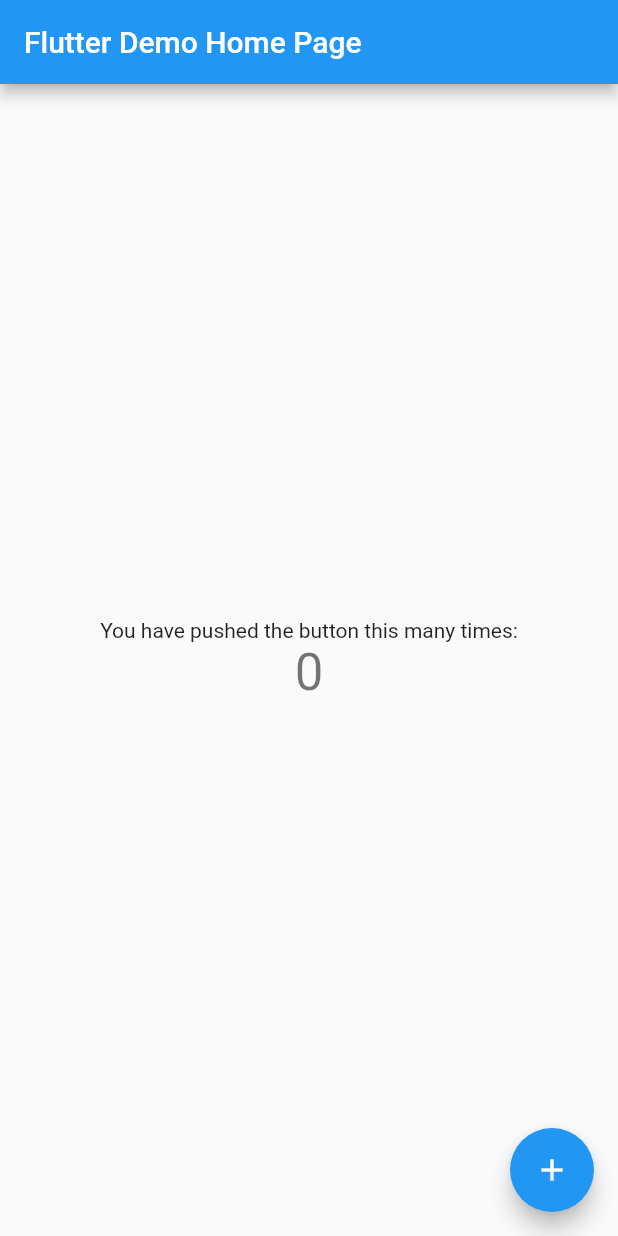
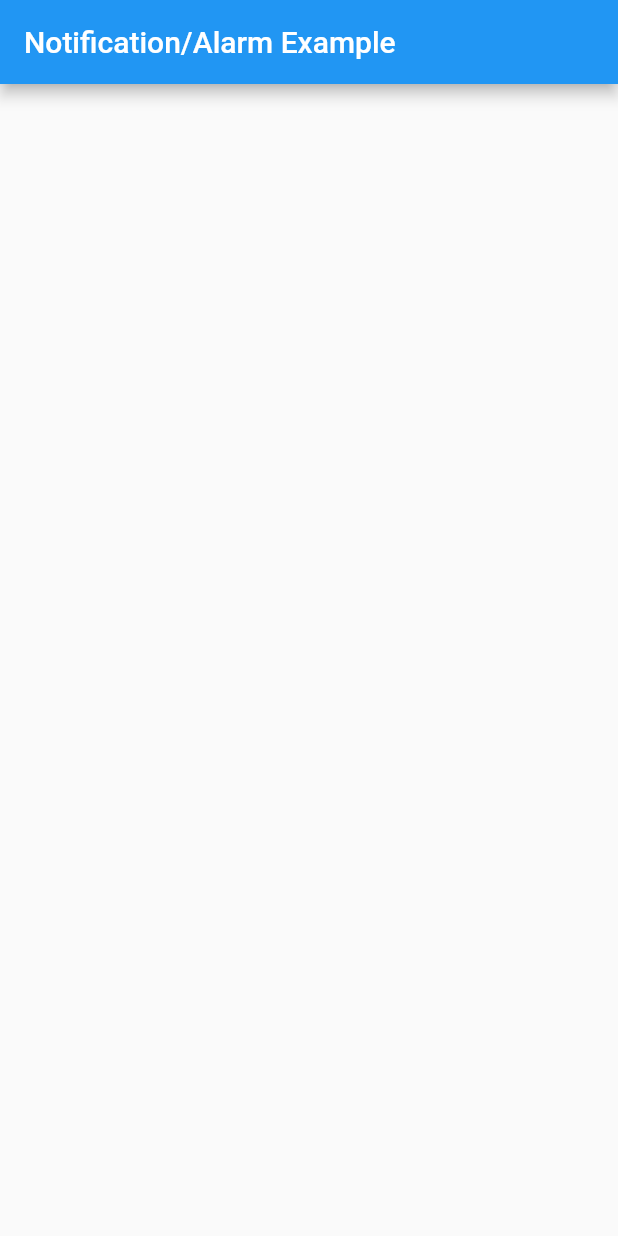
Before and after one commit to tensor-programming/flutter_notification_live_stream, a Flutter app: the screen it shows after launch, on a phone screen of 412 x 824 dp. Run offline on Flutter 3.47's test engine with Material 2 defaults, Android fonts, the phone set to English and light mode, and no system bars.

Commit message:
clear out project

```diff
--- a/lib/main.dart
+++ b/lib/main.dart
@@ -3,109 +3,24 @@ import 'package:flutter/material.dart';
 void main() => runApp(MyApp());
 
 class MyApp extends StatelessWidget {
-  // This widget is the root of your application.
   @override
   Widget build(BuildContext context) {
     return MaterialApp(
       title: 'Flutter Demo',
-      theme: ThemeData(
-        // This is the theme of your application.
-        //
-        // Try running your application with "flutter run". You'll see the
-        // application has a blue toolbar. Then, without quitting the app, try
-        // changing the primarySwatch below to Colors.green and then invoke
-        // "hot reload" (press "r" in the console where you ran "flutter run",
-        // or simply save your changes to "hot reload" in a Flutter IDE).
-        // Notice that the counter didn't reset back to zero; the application
-        // is not restarted.
-        primarySwatch: Colors.blue,
-      ),
-      home: MyHomePage(title: 'Flutter Demo Home Page'),
+      theme: ThemeData(),
+      home: MyHomePage(),
     );
   }
 }
 
-class MyHomePage extends StatefulWidget {
-  MyHomePage({Key key, this.title}) : super(key: key);
-
-  // This widget is the home page of your application. It is stateful, meaning
-  // that it has a State object (defined below) that contains fields that affect
-  // how it looks.
-
-  // This class is the configuration for the state. It holds the values (in this
-  // case the title) provided by the parent (in this case the App widget) and
-  // used by the build method of the State. Fields in a Widget subclass are
-  // always marked "final".
-
-  final String title;
-
-  @override
-  _MyHomePageState createState() => _MyHomePageState();
-}
-
-class _MyHomePageState extends State<MyHomePage> {
-  int _counter = 0;
-
-  void _incrementCounter() {
-    setState(() {
-      // This call to setState tells the Flutter framework that something has
-      // changed in this State, which causes it to rerun the build method below
-      // so that the display can reflect the updated values. If we changed
-      // _counter without calling setState(), then the build method would not be
-      // called again, and so nothing would appear to happen.
-      _counter++;
-    });
-  }
-
+class MyHomePage extends StatelessWidget {
   @override
   Widget build(BuildContext context) {
-    // This method is rerun every time setState is called, for instance as done
-    // by the _incrementCounter method above.
-    //
-    // The Flutter framework has been optimized to make rerunning build methods
-    // fast, so that you can just rebuild anything that needs updating rather
-    // than having to individually change instances of widgets.
     return Scaffold(
       appBar: AppBar(
-        // Here we take the value from the MyHomePage object that was created by
-        // the App.build method, and use it to set our appbar title.
-        title: Text(widget.title),
+        title: Text('Notification/Alarm Example'),
       ),
-      body: Center(
-        // Center is a layout widget. It takes a single child and positions it
-        // in the middle of the parent.
-        child: Column(
-          // Column is also layout widget. It takes a list of children and
-          // arranges them vertically. By default, it sizes itself to fit its
-          // children horizontally, and tries to be as tall as its parent.
-          //
-          // Invoke "debug painting" (press "p" in the console, choose the
-          // "Toggle Debug Paint" action from the Flutter Inspector in Android
-          // Studio, or the "Toggle Debug Paint" command in Visual Studio Code)
-          // to see the wireframe for each widget.
-          //
-          // Column has various properties to control how it sizes itself and
-          // how it positions its children. Here we use mainAxisAlignment to
-          // center the children vertically; the main axis here is the vertical
-          // axis because Columns are vertical (the cross axis would be
-          // horizontal).
-          mainAxisAlignment: MainAxisAlignment.center,
-          children: <Widget>[
-            Text(
-              'You have pushed the button this many times:',
-            ),
-            Text(
-              '$_counter',
-              style: Theme.of(context).textTheme.display1,
-            ),
-          ],
-        ),
-      ),
-      floatingActionButton: FloatingActionButton(
-        onPressed: _incrementCounter,
-        tooltip: 'Increment',
-        child: Icon(Icons.add),
-      ), // This trailing comma makes auto-formatting nicer for build methods.
+      body: Center(),
     );
   }
 }
```
